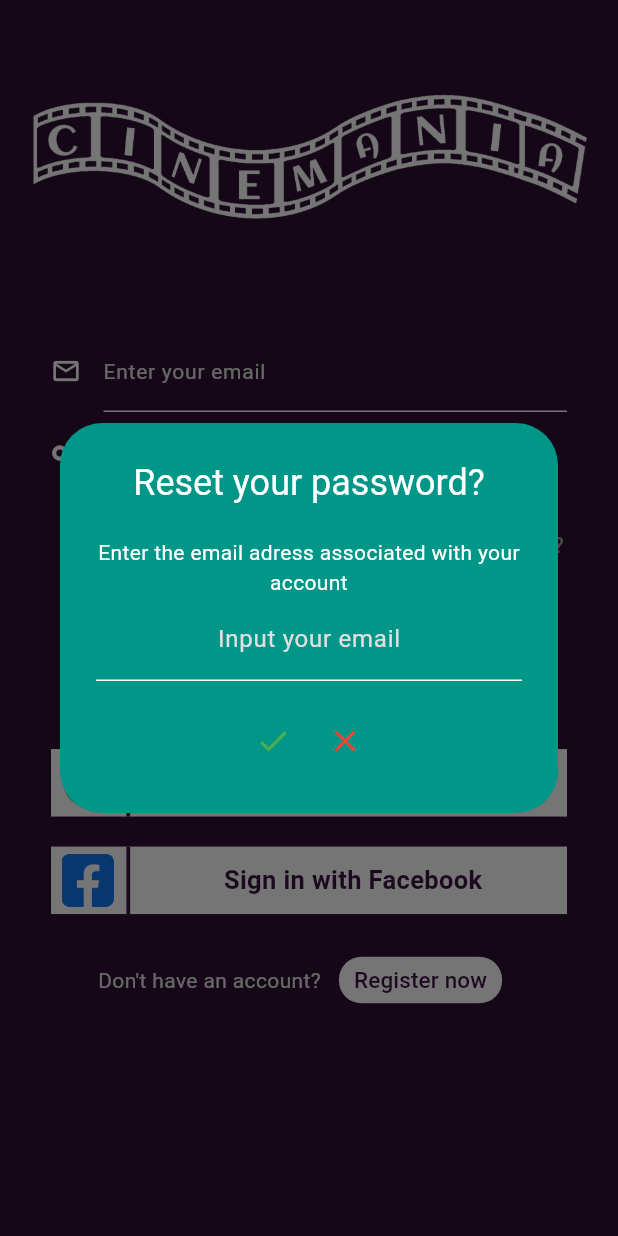
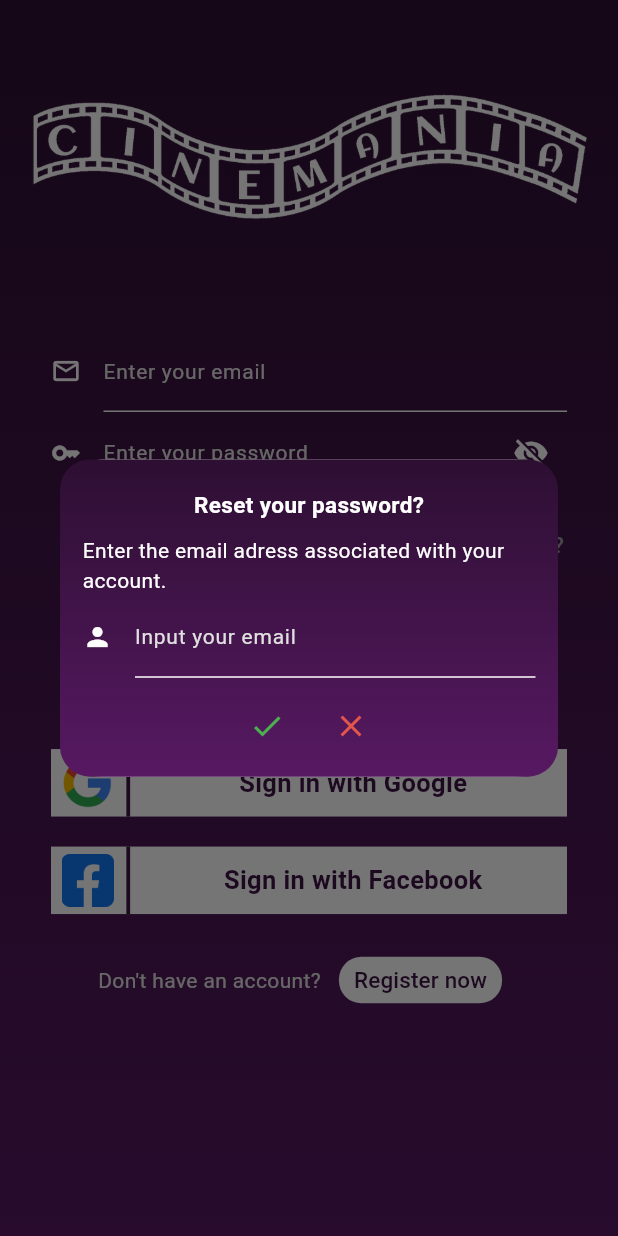
Before and after one commit to MarekRudzki/Cinemania, a Flutter app: the screen it shows after launch, after a tap on the "visibility" icon, after a tap on "Forget password?", on a phone screen of 412 x 824 dp. Run offline on Flutter 3.47's test engine with Material 3 defaults, Android fonts, the phone set to English and light mode, and no system bars; our stand-ins replace cloud_firestore, equatable, firebase_auth, firebase_core, flutter_bloc, flutter_dotenv and 6 more; missing offline and left inert: flutter_facebook_auth; accounts and stored records are empty.

Commit message:
Adjust password reset feature

```diff
--- a/lib/features/account/view/widgets/change_username.dart
+++ b/lib/features/account/view/widgets/change_username.dart
@@ -24,7 +24,7 @@ class ChangeUsername extends HookWidget {
           ),
           SizedBox(width: 8),
           Icon(
-            Icons.edit,
+            Icons.person,
             color: Colors.white,
           ),
         ],
--- a/lib/features/auth/view/auth_screen.dart
+++ b/lib/features/auth/view/auth_screen.dart
@@ -16,17 +16,29 @@ class AuthScreen extends HookWidget {
   @override
   Widget build(BuildContext context) {
     final isLoginView = useState(true);
+    final isForgotPasswordView = useState(false);
     final emailController = useTextEditingController();
     final passwordController = useTextEditingController();
 
     return SafeArea(
+      child: Container(
+        decoration: const BoxDecoration(
+          gradient: LinearGradient(
+            begin: Alignment.topCenter,
+            end: FractionalOffset.bottomCenter,
+            colors: [
+              Color.fromARGB(255, 45, 15, 50),
+              Color.fromARGB(255, 87, 25, 98),
+            ],
+          ),
+        ),
         child: Scaffold(
-        backgroundColor: const Color.fromARGB(255, 45, 15, 50),
+          backgroundColor: Colors.transparent,
           body: Padding(
             padding: const EdgeInsets.symmetric(horizontal: 14),
             child: BlocListener<AuthBloc, AuthState>(
               listener: (context, state) {
-              if (state is AuthLoading) {
+                if (state is AuthLoading && !isForgotPasswordView.value) {
                   showDialog(
                     context: context,
                     barrierDismissible: false,
@@ -37,7 +49,7 @@ class AuthScreen extends HookWidget {
                       ),
                     ),
                   );
-              } else if (state is AuthError) {
+                } else if (state is AuthError && !isForgotPasswordView.value) {
                   Navigator.of(context).pop();
                   ScaffoldMessenger.of(context).showSnackBar(
                     SnackBar(
@@ -51,7 +63,8 @@ class AuthScreen extends HookWidget {
                       backgroundColor: Colors.red,
                     ),
                   );
-              } else if (state is AuthSuccess) {
+                } else if (state is AuthSuccess &&
+                    !isForgotPasswordView.value) {
                   Navigator.of(context).pop();
                   Navigator.of(context).push(
                     MaterialPageRoute(
@@ -93,7 +106,13 @@ class AuthScreen extends HookWidget {
                             ],
                           ),
                         ),
-                      if (isLoginView.value) const PasswordReset(),
+                        if (isLoginView.value)
+                          PasswordReset(
+                            startCallback: () =>
+                                isForgotPasswordView.value = true,
+                            endCallback: () =>
+                                isForgotPasswordView.value = false,
+                          ),
                         const SizedBox(height: 8),
                         LoginRegisterButton(
                           isLoginView: isLoginView.value,
@@ -152,6 +171,7 @@ class AuthScreen extends HookWidget {
             ),
           ),
         ),
+      ),
     );
   }
 }
--- a/lib/features/auth/view/widgets/password_reset.dart
+++ b/lib/features/auth/view/widgets/password_reset.dart
@@ -1,169 +1,28 @@
+import 'package:cinemania/common/custom_snackbar.dart';
+import 'package:cinemania/common/custom_text_field.dart';
 import 'package:cinemania/features/auth/viewmodel/bloc/auth_bloc.dart';
 import 'package:flutter/material.dart';
 import 'package:flutter_bloc/flutter_bloc.dart';
 import 'package:flutter_hooks/flutter_hooks.dart';
 
 class PasswordReset extends HookWidget {
-  const PasswordReset({super.key});
+  final void Function() startCallback;
+  final void Function() endCallback;
+
+  const PasswordReset({
+    super.key,
+    required this.startCallback,
+    required this.endCallback,
+  });
 
   @override
   Widget build(BuildContext context) {
     final emailController = useTextEditingController();
+
     return Row(
       mainAxisAlignment: MainAxisAlignment.end,
       children: [
         TextButton(
-          onPressed: () {
-            showDialog(
-              context: context,
-              builder: (context) {
-                return AlertDialog(
-                  title: const Text(
-                    textAlign: TextAlign.center,
-                    'Reset your password?',
-                    style: TextStyle(
-                      color: Colors.white,
-                    ),
-                  ),
-                  contentPadding: const EdgeInsets.fromLTRB(24, 20, 24, 0),
-                  content: const Text(
-                    textAlign: TextAlign.center,
-                    softWrap: true,
-                    'Enter the email adress associated with your account',
-                    style: TextStyle(
-                      color: Colors.white,
-                    ),
-                  ),
-                  backgroundColor: Colors.teal,
-                  actions: [
-                    Column(
-                      children: [
-                        TextField(
-                          controller: emailController,
-                          textAlign: TextAlign.center,
-                          decoration: InputDecoration(
-                            enabledBorder: const UnderlineInputBorder(
-                              borderSide: BorderSide(
-                                color: Colors.white,
-                              ),
-                            ),
-                            focusedBorder: const UnderlineInputBorder(
-                              borderSide: BorderSide(
-                                color: Colors.white,
-                              ),
-                            ),
-                            label: const Center(
-                              child: Text('Input your email'),
-                            ),
-                            labelStyle: TextStyle(
-                              color: Colors.grey.shade300,
-                            ),
-                          ),
-                          style: const TextStyle(
-                            color: Colors.white70,
-                          ),
-                        ),
-                        BlocBuilder<AuthBloc, AuthState>(
-                          builder: (context, state) {
-                            return Padding(
-                              padding: const EdgeInsets.all(8.0),
-                              child: state is AuthError
-                                  ? Text(
-                                      state.errorMessage,
-                                      textAlign: TextAlign.center,
-                                      style: const TextStyle(
-                                        color: Colors.red,
-                                        fontSize: 15,
-                                      ),
-                                    )
-                                  : const SizedBox.shrink(),
-                            );
-                          },
-                        ),
-                        BlocConsumer<AuthBloc, AuthState>(
-                          listener: (context, state) {
-                            if (state is AuthSuccess) {
-                              Navigator.of(context).pop();
-                              emailController.clear();
-                              showDialog(
-                                context: context,
-                                builder: (context) {
-                                  return AlertDialog(
-                                    title: const Text(
-                                      'Check your mailbox',
-                                      style: TextStyle(color: Colors.white70),
-                                    ),
-                                    content: const Text(
-                                      'You should find link to reset your password in your mailbox.',
-                                      style: TextStyle(color: Colors.white70),
-                                    ),
-                                    backgroundColor: Colors.teal,
-                                    actions: [
-                                      Center(
-                                        child: IconButton(
-                                          onPressed: () {
-                                            Navigator.of(context).pop();
-                                            Navigator.of(context).pop();
-                                          },
-                                          icon: const Icon(
-                                            Icons.check,
-                                            color: Colors.green,
-                                          ),
-                                        ),
-                                      ),
-                                    ],
-                                  );
-                                },
-                              );
-                            }
-                          },
-                          builder: (context, state) {
-                            if (state is AuthLoading) {
-                              return const Center(
-                                child: CircularProgressIndicator(
-                                  color: Colors.white,
-                                ),
-                              );
-                            } else {
-                              return Row(
-                                mainAxisAlignment: MainAxisAlignment.center,
-                                children: [
-                                  IconButton(
-                                    onPressed: () {
-                                      FocusManager.instance.primaryFocus
-                                          ?.unfocus();
-                                      context.read<AuthBloc>().add(
-                                          PasswordResetPressed(
-                                              passwordResetEmail:
-                                                  emailController.text.trim()));
-                                    },
-                                    icon: const Icon(
-                                      Icons.done,
-                                      color: Colors.green,
-                                    ),
-                                  ),
-                                  IconButton(
-                                    onPressed: () {
-                                      emailController.clear();
-                                      Navigator.of(context).pop();
-                                    },
-                                    icon: const Icon(
-                                      Icons.close,
-                                      color: Colors.red,
-                                    ),
-                                  ),
-                                ],
-                              );
-                            }
-                          },
-                        ),
-                      ],
-                    ),
-                  ],
-                );
-              },
-            );
-          },
           child: Container(
             padding: const EdgeInsets.symmetric(
               horizontal: 10,
@@ -177,6 +36,158 @@ class PasswordReset extends HookWidget {
               ),
             ),
           ),
+          onPressed: () {
+            startCallback();
+            showDialog(
+              context: context,
+              builder: (context) {
+                return Container(
+                  width: double.infinity,
+                  color: Colors.transparent,
+                  child: AlertDialog(
+                    contentPadding: EdgeInsets.zero,
+                    content: Container(
+                      padding: const EdgeInsets.fromLTRB(15, 20, 15, 10),
+                      decoration: BoxDecoration(
+                        gradient: const LinearGradient(
+                          begin: Alignment.topCenter,
+                          end: FractionalOffset.bottomCenter,
+                          colors: [
+                            Color.fromARGB(255, 45, 15, 50),
+                            Color.fromARGB(255, 87, 25, 98),
+                          ],
+                        ),
+                        borderRadius: BorderRadius.circular(20),
+                      ),
+                      child: Column(
+                        mainAxisSize: MainAxisSize.min,
+                        children: [
+                          const Text(
+                            'Reset your password?',
+                            style: TextStyle(
+                              fontSize: 15,
+                              fontWeight: FontWeight.bold,
+                              color: Colors.white,
+                            ),
+                          ),
+                          const SizedBox(height: 10),
+                          const Text(
+                            softWrap: true,
+                            'Enter the email adress associated with your account.',
+                            style: TextStyle(
+                              color: Colors.white,
+                              fontSize: 14,
+                            ),
+                          ),
+                          BlocConsumer<AuthBloc, AuthState>(
+                            listener: (context, state) {
+                              if (state is AuthSuccess) {
+                                emailController.clear();
+
+                                Navigator.of(context).pop();
+                                ScaffoldMessenger.of(context).clearSnackBars();
+                                ScaffoldMessenger.of(context).showSnackBar(
+                                  CustomSnackbar.showSnackBar(
+                                    message:
+                                        'You should find link to reset your password in your mailbox.',
+                                    backgroundColor: Colors.green,
+                                  ),
+                                );
+                              }
+                              if (state is AuthError) {
+                                showModalBottomSheet(
+                                  context: context,
+                                  barrierColor:
+                                      const Color.fromARGB(62, 3, 2, 2),
+                                  builder: (BuildContext context) {
+                                    Future.delayed(
+                                      const Duration(seconds: 3),
+                                      () {
+                                        if (!context.mounted) return;
+                                        Navigator.pop(context);
+                                      },
+                                    );
+                                    return Container(
+                                      color: Colors.red,
+                                      padding: const EdgeInsets.all(12),
+                                      child: Wrap(
+                                        children: [
+                                          Center(
+                                            child: Text(
+                                              state.errorMessage,
+                                              style: const TextStyle(
+                                                color: Colors.white,
+                                                fontSize: 15,
+                                              ),
+                                            ),
+                                          )
+                                        ],
+                                      ),
+                                    );
+                                  },
+                                );
+                              }
+                            },
+                            builder: (context, state) {
+                              if (state is AuthLoading) {
+                                return const Center(
+                                  child: CircularProgressIndicator(),
+                                );
+                              } else {
+                                return Column(
+                                  children: [
+                                    CustomTextField(
+                                      controller: emailController,
+                                      labelText: 'Input your email',
+                                      icon: Icons.person,
+                                    ),
+                                  ],
+                                );
+                              }
+                            },
+                          ),
+                          const SizedBox(height: 8),
+                          Row(
+                            mainAxisAlignment: MainAxisAlignment.center,
+                            children: [
+                              IconButton(
+                                onPressed: () async {
+                                  FocusManager.instance.primaryFocus?.unfocus();
+                                  context.read<AuthBloc>().add(
+                                        PasswordResetPressed(
+                                          passwordResetEmail:
+                                              emailController.text.trim(),
+                                        ),
+                                      );
+                                },
+                                icon: const Icon(
+                                  Icons.done,
+                                  color: Colors.green,
+                                ),
+                              ),
+                              const SizedBox(width: 8),
+                              IconButton(
+                                onPressed: () {
+                                  emailController.clear();
+                                  Navigator.of(context).pop();
+                                },
+                                icon: const Icon(
+                                  Icons.close,
+                                  color: Color.fromARGB(255, 227, 86, 76),
+                                ),
+                              ),
+                            ],
+                          ),
+                        ],
+                      ),
+                    ),
+                  ),
+                );
+              },
+            ).then((_) {
+              endCallback();
+            });
+          },
         ),
       ],
     );
```
Lines whose indentation alone changed are shown as unchanged.
